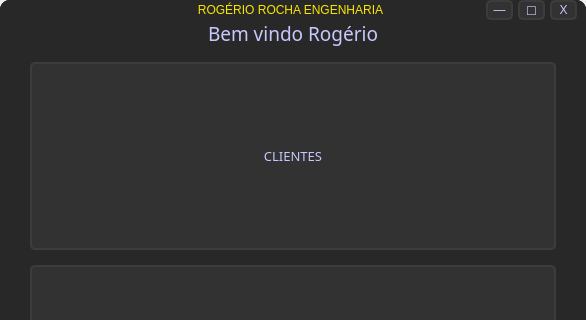
Before: the Qt Designer form menu.ui in GLimas99/MakeForms, drawn with Qt 5; both pictures show x 0 to 586 and y 0 to 320 of the 586 by 716 pixel window.
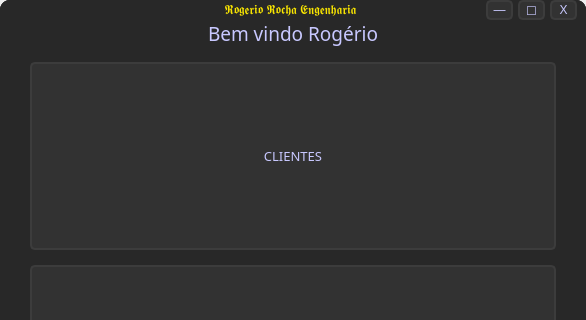
After: the same form once the commit is applied.

Diff of the .ui file:
```diff
--- a/menu.ui
+++ b/menu.ui
@@ -136,7 +136,7 @@
 font: 16pt &quot;Masiku&quot;;</string>
                </property>
                <property name="text">
-                <string>ROGÉRIO ROCHA ENGENHARIA</string>
+                <string>𝕽𝖔𝖌𝖊𝖗𝖎𝖔 𝕽𝖔𝖈𝖍𝖆 𝕰𝖓𝖌𝖊𝖓𝖍𝖆𝖗𝖎𝖆</string>
                </property>
                <property name="alignment">
                 <set>Qt::AlignCenter</set>
```
Left out of the diff: 4 changed lines with no effect on the pictures.
